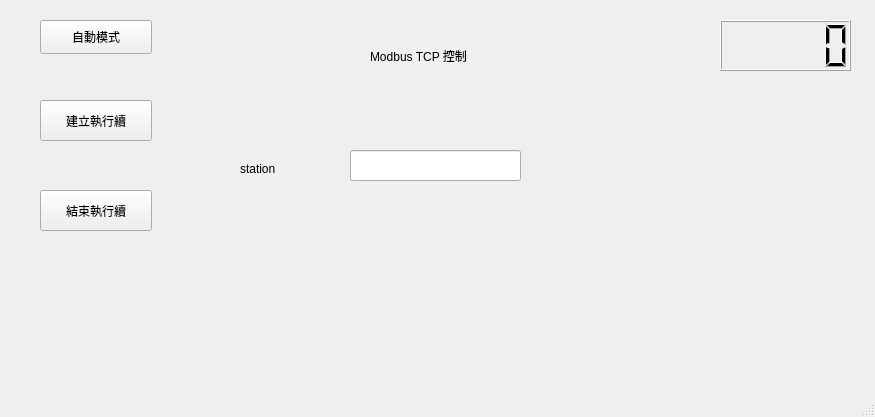
First picture: the form in pyqt5_designer/ui/Second_Window.ui, repository hj8239ka45/factory_of_modbus, before the edit.
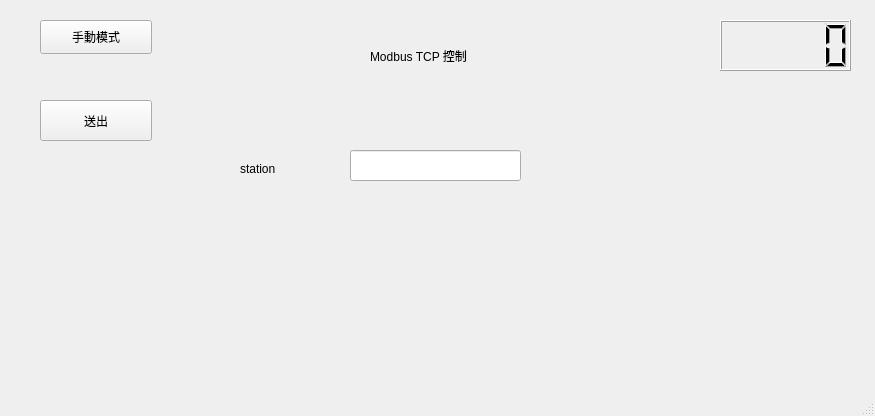
Second picture: the form after the edit.

```diff
--- a/pyqt5_designer/ui/Second_Window.ui
+++ b/pyqt5_designer/ui/Second_Window.ui
@@ -7,7 +7,7 @@
     <x>0</x>
     <y>0</y>
     <width>875</width>
-    <height>417</height>
+    <height>416</height>
    </rect>
   </property>
   <property name="windowTitle">
@@ -27,19 +27,6 @@
      <string>Modbus TCP 控制</string>
     </property>
    </widget>
-   <widget class="QPushButton" name="button_thread">
-    <property name="geometry">
-     <rect>
-      <x>40</x>
-      <y>100</y>
-      <width>112</width>
-      <height>41</height>
-     </rect>
-    </property>
-    <property name="text">
-     <string>建立執行續</string>
-    </property>
-   </widget>
    <widget class="QLineEdit" name="line_station">
     <property name="geometry">
      <rect>
@@ -83,20 +70,20 @@
      </rect>
     </property>
     <property name="text">
-     <string>自動模式</string>
+     <string>手動模式</string>
     </property>
    </widget>
    <widget class="QPushButton" name="button_threadend">
     <property name="geometry">
      <rect>
       <x>40</x>
-      <y>190</y>
+      <y>100</y>
       <width>112</width>
       <height>41</height>
      </rect>
     </property>
     <property name="text">
-     <string>結束執行續</string>
+     <string>送出</string>
     </property>
    </widget>
   </widget>
```
Left out of the diff: 2 changed lines with no effect on the pictures.
